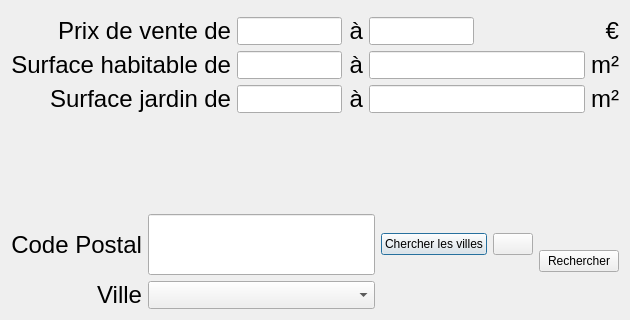
Before: the Qt Designer form src/Qt/AgenceImmobiliere/dialogrecherchebiens.ui in Ovan33/Immobilier, drawn with Qt 5.
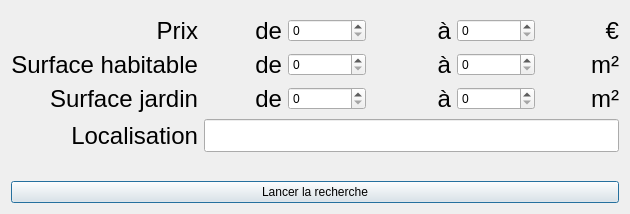
After: the same form once the commit is applied. Icons and pictures are not drawn.

Commit message: Création de l'écran de correspondance bien -> Souhaits, en attente de merge de la dernière version de la classe Souhait

The edit to the form file:
```diff
--- a/src/Qt/AgenceImmobiliere/dialogrecherchebiens.ui
+++ b/src/Qt/AgenceImmobiliere/dialogrecherchebiens.ui
@@ -7,7 +7,7 @@
     <x>0</x>
     <y>0</y>
     <width>630</width>
-    <height>320</height>
+    <height>214</height>
    </rect>
   </property>
   <property name="windowTitle">
@@ -41,7 +41,7 @@
         </font>
        </property>
        <property name="text">
-        <string>Prix de vente</string>
+        <string>Prix</string>
        </property>
        <property name="alignment">
         <set>Qt::AlignRight|Qt::AlignTrailing|Qt::AlignVCenter</set>
@@ -62,21 +62,8 @@
        <property name="alignment">
         <set>Qt::AlignRight|Qt::AlignTrailing|Qt::AlignVCenter</set>
        </property>
-      </widget>
-     </item>
-     <item row="0" column="2">
-      <widget class="QLineEdit" name="lineEdit_RechercheMinPrixVente">
-       <property name="sizePolicy">
-        <sizepolicy hsizetype="Maximum" vsizetype="Expanding">
-         <horstretch>3</horstretch>
-         <verstretch>1</verstretch>
-        </sizepolicy>
-       </property>
-       <property name="maximumSize">
-        <size>
-         <width>421</width>
-         <height>16777215</height>
-        </size>
+       <property name="buddy">
+        <cstring>spinBox</cstring>
        </property>
       </widget>
      </item>
@@ -94,25 +81,12 @@
        <property name="alignment">
         <set>Qt::AlignRight|Qt::AlignTrailing|Qt::AlignVCenter</set>
        </property>
-      </widget>
-     </item>
-     <item row="0" column="4">
-      <widget class="QLineEdit" name="lineEdit_RechercheMaxPrixVente">
-       <property name="sizePolicy">
-        <sizepolicy hsizetype="Maximum" vsizetype="Expanding">
-         <horstretch>3</horstretch>
-         <verstretch>1</verstretch>
-        </sizepolicy>
+       <property name="buddy">
+        <cstring>spinBox_2</cstring>
        </property>
-       <property name="maximumSize">
-        <size>
-         <width>421</width>
-         <height>16777215</height>
-        </size>
-       </property>
       </widget>
      </item>
-     <item row="0" column="5" colspan="2">
+     <item row="0" column="5">
       <widget class="QLabel" name="label_Recherche_euros">
        <property name="font">
         <font>
@@ -167,21 +141,8 @@
        <property name="alignment">
         <set>Qt::AlignRight|Qt::AlignTrailing|Qt::AlignVCenter</set>
        </property>
-      </widget>
-     </item>
-     <item row="1" column="2">
-      <widget class="QLineEdit" name="lineEdit_RechercheMinSurHab">
-       <property name="sizePolicy">
-        <sizepolicy hsizetype="Maximum" vsizetype="Expanding">
-         <horstretch>3</horstretch>
-         <verstretch>1</verstretch>
-        </sizepolicy>
-       </property>
-       <property name="maximumSize">
-        <size>
-         <width>421</width>
-         <height>16777215</height>
-        </size>
+       <property name="buddy">
+        <cstring>spinBox_3</cstring>
        </property>
       </widget>
      </item>
@@ -199,25 +160,12 @@
        <property name="alignment">
         <set>Qt::AlignRight|Qt::AlignTrailing|Qt::AlignVCenter</set>
        </property>
-      </widget>
-     </item>
-     <item row="1" column="4" colspan="2">
-      <widget class="QLineEdit" name="lineEdit_RechercheMaxSurHab">
-       <property name="sizePolicy">
-        <sizepolicy hsizetype="Maximum" vsizetype="Expanding">
-         <horstretch>3</horstretch>
-         <verstretch>1</verstretch>
-        </sizepolicy>
+       <property name="buddy">
+        <cstring>spinBox_4</cstring>
        </property>
-       <property name="maximumSize">
-        <size>
-         <width>421</width>
-         <height>16777215</height>
-        </size>
-       </property>
       </widget>
      </item>
-     <item row="1" column="6">
+     <item row="1" column="5">
       <widget class="QLabel" name="label_Recherche_mCarre">
        <property name="font">
         <font>
@@ -272,21 +220,8 @@
        <property name="alignment">
         <set>Qt::AlignRight|Qt::AlignTrailing|Qt::AlignVCenter</set>
        </property>
-      </widget>
-     </item>
-     <item row="2" column="2">
-      <widget class="QLineEdit" name="lineEdit_RechercheMinSurJard">
-       <property name="sizePolicy">
-        <sizepolicy hsizetype="Maximum" vsizetype="Expanding">
-         <horstretch>3</horstretch>
-         <verstretch>1</verstretch>
-        </sizepolicy>
-       </property>
-       <property name="maximumSize">
-        <size>
-         <width>421</width>
-         <height>16777215</height>
-        </size>
+       <property name="buddy">
+        <cstring>spinBox_5</cstring>
        </property>
       </widget>
      </item>
@@ -304,25 +239,12 @@
        <property name="alignment">
         <set>Qt::AlignRight|Qt::AlignTrailing|Qt::AlignVCenter</set>
        </property>
-      </widget>
-     </item>
-     <item row="2" column="4" colspan="2">
-      <widget class="QLineEdit" name="lineEdit_RechercheMaxSurJard">
-       <property name="sizePolicy">
-        <sizepolicy hsizetype="Maximum" vsizetype="Expanding">
-         <horstretch>3</horstretch>
-         <verstretch>1</verstretch>
-        </sizepolicy>
+       <property name="buddy">
+        <cstring>spinBox_6</cstring>
        </property>
-       <property name="maximumSize">
-        <size>
-         <width>421</width>
-         <height>16777215</height>
-        </size>
-       </property>
       </widget>
      </item>
-     <item row="2" column="6">
+     <item row="2" column="5">
       <widget class="QLabel" name="label_Recherche_mCarre_2">
        <property name="font">
         <font>
@@ -338,6 +260,77 @@
        </property>
       </widget>
      </item>
+     <item row="0" column="2">
+      <widget class="QSpinBox" name="spinBox">
+       <property name="maximum">
+        <number>1000000</number>
+       </property>
+      </widget>
+     </item>
+     <item row="0" column="4">
+      <widget class="QSpinBox" name="spinBox_2">
+       <property name="maximum">
+        <number>1000000</number>
+       </property>
+      </widget>
+     </item>
+     <item row="1" column="2">
+      <widget class="QSpinBox" name="spinBox_3">
+       <property name="maximum">
+        <number>10000</number>
+       </property>
+      </widget>
+     </item>
+     <item row="1" column="4">
+      <widget class="QSpinBox" name="spinBox_4">
+       <property name="maximum">
+        <number>10000</number>
+       </property>
+      </widget>
+     </item>
+     <item row="2" column="2">
+      <widget class="QSpinBox" name="spinBox_5">
+       <property name="maximum">
+        <number>100000</number>
+       </property>
+      </widget>
+     </item>
+     <item row="2" column="4">
+      <widget class="QSpinBox" name="spinBox_6">
+       <property name="maximum">
+        <number>100000</number>
+       </property>
+      </widget>
+     </item>
+     <item row="3" column="0">
+      <widget class="QLabel" name="label_Localisation">
+       <property name="font">
+        <font>
+         <family>Liberation Sans</family>
+         <pointsize>18</pointsize>
+        </font>
+       </property>
+       <property name="text">
+        <string>Localisation</string>
+       </property>
+       <property name="alignment">
+        <set>Qt::AlignRight|Qt::AlignTrailing|Qt::AlignVCenter</set>
+       </property>
+       <property name="buddy">
+        <cstring>lineEdit_localisation</cstring>
+       </property>
+      </widget>
+     </item>
+     <item row="3" column="1" colspan="5">
+      <widget class="QLineEdit" name="lineEdit_localisation">
+       <property name="font">
+        <font>
+         <family>Liberation Sans</family>
+         <pointsize>16</pointsize>
+        </font>
+       </property>
+      </widget>
+     </item>
     </layout>
    </item>
    <item>
@@ -348,116 +341,26 @@
      <property name="sizeHint" stdset="0">
       <size>
        <width>20</width>
-       <height>40</height>
+       <height>6</height>
       </size>
      </property>
     </spacer>
    </item>
    <item>
-    <layout class="QHBoxLayout" name="horizontalLayout">
-     <item>
-      <layout class="QGridLayout" name="gridLayout_2">
-       <item row="0" column="0">
-        <widget class="QLabel" name="label_CodePostal">
-         <property name="sizePolicy">
-          <sizepolicy hsizetype="Minimum" vsizetype="Preferred">
-           <horstretch>0</horstretch>
-           <verstretch>0</verstretch>
-          </sizepolicy>
-         </property>
-         <property name="font">
-          <font>
-           <family>Liberation Sans</family>
-           <pointsize>18</pointsize>
-          </font>
-         </property>
-         <property name="text">
-          <string>Code Postal</string>
-         </property>
-         <property name="alignment">
-          <set>Qt::AlignRight|Qt::AlignTrailing|Qt::AlignVCenter</set>
-         </property>
-        </widget>
-       </item>
-       <item row="0" column="1">
-        <widget class="QLineEdit" name="lineEdit_CodePostal_Recherche_Bien">
-         <property name="sizePolicy">
-          <sizepolicy hsizetype="Maximum" vsizetype="Expanding">
-           <horstretch>3</horstretch>
-           <verstretch>1</verstretch>
-          </sizepolicy>
-         </property>
-         <property name="maximumSize">
-          <size>
-           <width>421</width>
-           <height>16777215</height>
-          </size>
-         </property>
-        </widget>
-       </item>
-       <item row="0" column="2">
-        <widget class="QPushButton" name="button_ChercherVilles_Bien_2">
-         <property name="text">
-          <string>Chercher les villes</string>
-         </property>
-        </widget>
-       </item>
-       <item row="0" column="3">
-        <widget class="QPushButton" name="button_AjouterVilleAChercher">
-         <property name="text">
-          <string/>
-         </property>
-         <property name="icon">
-          <iconset resource="ressources.qrc">
-           <normaloff>:/app/add_48</normaloff>:/app/add_48</iconset>
-         </property>
-        </widget>
-       </item>
-       <item row="1" column="0">
-        <widget class="QLabel" name="label_Ville">
-         <property name="sizePolicy">
-          <sizepolicy hsizetype="Minimum" vsizetype="Preferred">
-           <horstretch>1</horstretch>
-           <verstretch>0</verstretch>
-          </sizepolicy>
-         </property>
-         <property name="font">
-          <font>
-           <family>Liberation Sans</family>
-           <pointsize>18</pointsize>
-          </font>
-         </property>
-         <property name="text">
-          <string>Ville</string>
-         </property>
-         <property name="alignment">
-          <set>Qt::AlignRight|Qt::AlignTrailing|Qt::AlignVCenter</set>
-         </property>
-         <property name="buddy">
-          <cstring>comboBox_Ville_Bien</cstring>
-         </property>
-        </widget>
-       </item>
-       <item row="1" column="1">
-        <widget class="QComboBox" name="comboBox_Ville_Recherche_Bien">
-         <property name="sizePolicy">
-          <sizepolicy hsizetype="Preferred" vsizetype="MinimumExpanding">
-           <horstretch>1</horstretch>
-           <verstretch>0</verstretch>
-          </sizepolicy>
-         </property>
-        </widget>
-       </item>
-      </layout>
-     </item>
-     <item>
-      <widget class="QPushButton" name="button_LancerRechercheBiens">
-       <property name="text">
-        <string>Rechercher</string>
-       </property>
-      </widget>
-     </item>
-    </layout>
+    <widget class="QPushButton" name="button_LancerRechercheBiens">
+     <property name="sizePolicy">
+      <sizepolicy hsizetype="Minimum" vsizetype="Minimum">
+       <horstretch>0</horstretch>
+       <verstretch>0</verstretch>
+      </sizepolicy>
+     </property>
+     <property name="text">
+      <string>Lancer la recherche</string>
+     </property>
+     <property name="flat">
+      <bool>false</bool>
+     </property>
+    </widget>
    </item>
   </layout>
  </widget>
```
Left out of the diff: 27 changed lines with no effect on the pictures. The commit also changes 14 other files.
